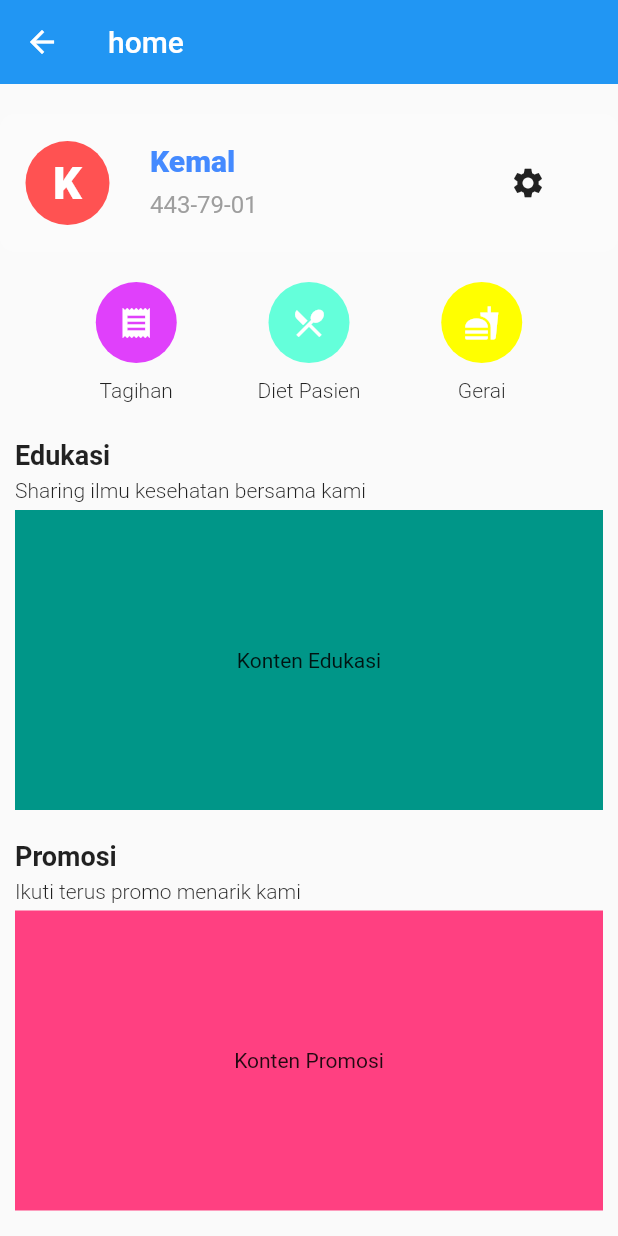
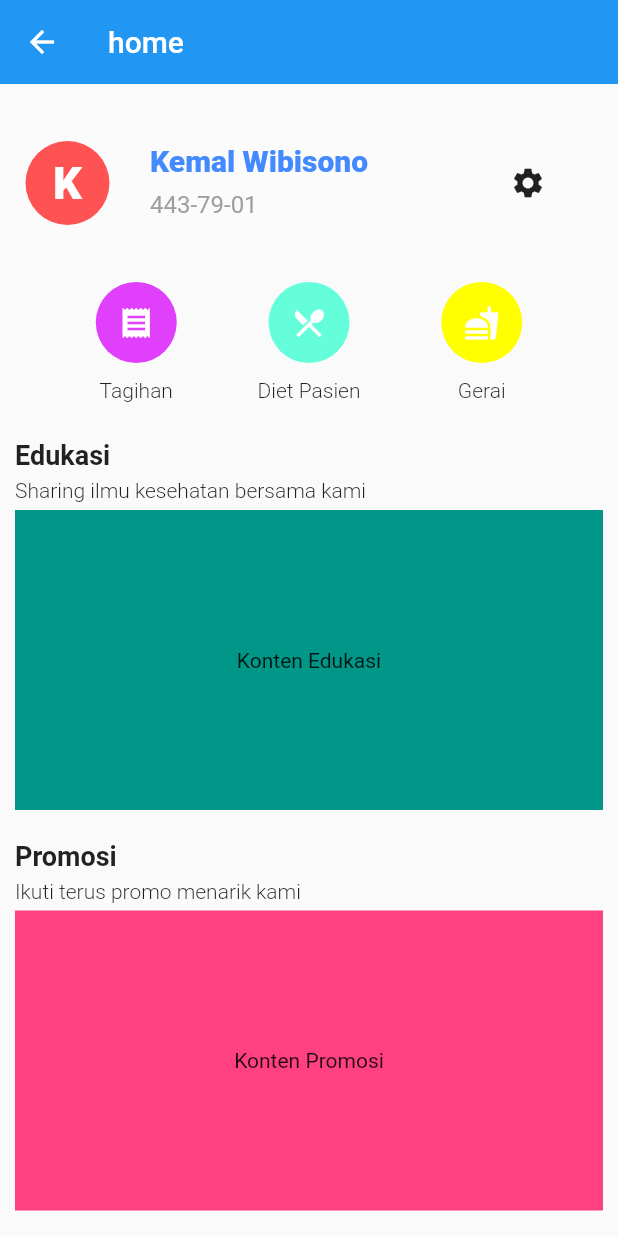
Before and after one commit to fobosmaker/RSCMKencanaApps, a Flutter app: the screen it shows after launch, on a phone screen of 412 x 824 dp. Run offline on Flutter 3.47's test engine with Material 2 defaults, Android fonts, the phone set to English and light mode, and no system bars; our stand-ins replace rxdart.

Commit message:
commit new

```diff
--- a/lib/src/view/widget/card_profile.dart
+++ b/lib/src/view/widget/card_profile.dart
@@ -33,7 +33,7 @@ Widget cardProfile(){
                   color: Colors.blueAccent,
                   fontSize: 20.0
               ),
-              text: 'Kemal',
+              text: 'Kemal Wibisono',
             ),
           ),
         ),
```
